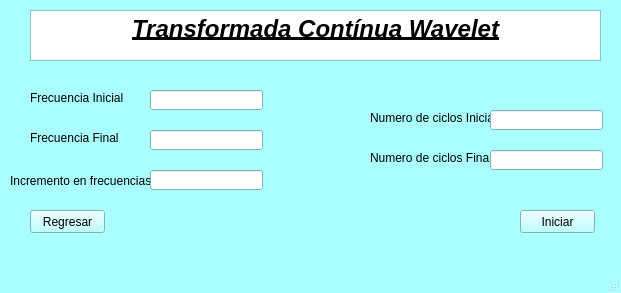
This is MenuWB.ui in AndresMSE/IF---Interfaz as Qt 5 draws it before an edit. The edited form follows.
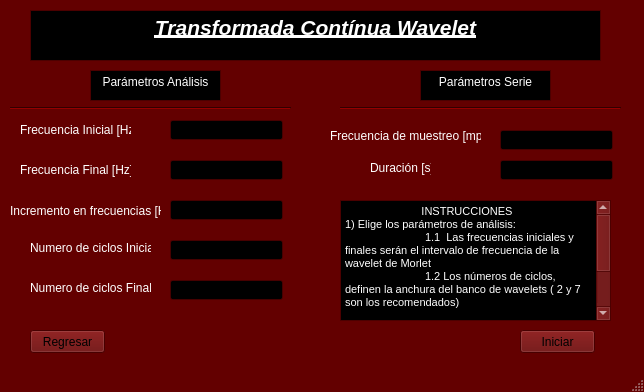
This is the edited form.

```diff
--- a/MenuWB.ui
+++ b/MenuWB.ui
@@ -6,8 +6,8 @@
    <rect>
     <x>0</x>
     <y>0</y>
-    <width>621</width>
-    <height>293</height>
+    <width>644</width>
+    <height>392</height>
    </rect>
   </property>
   <property name="palette">
@@ -16,54 +16,54 @@
      <colorrole role="WindowText">
       <brush brushstyle="SolidPattern">
        <color alpha="255">
-        <red>0</red>
-        <green>0</green>
-        <blue>0</blue>
+        <red>255</red>
+        <green>255</green>
+        <blue>255</blue>
        </color>
       </brush>
      </colorrole>
      <colorrole role="Button">
       <brush brushstyle="SolidPattern">
        <color alpha="255">
-        <red>170</red>
-        <green>255</green>
-        <blue>255</blue>
+        <red>99</red>
+        <green>0</green>
+        <blue>0</blue>
        </color>
       </brush>
      </colorrole>
      <colorrole role="Light">
       <brush brushstyle="SolidPattern">
        <color alpha="255">
-        <red>255</red>
-        <green>255</green>
-        <blue>255</blue>
+        <red>149</red>
+        <green>0</green>
+        <blue>0</blue>
        </color>
       </brush>
      </colorrole>
      <colorrole role="Midlight">
       <brush brushstyle="SolidPattern">
        <color alpha="255">
-        <red>212</red>
-        <green>255</green>
-        <blue>255</blue>
+        <red>124</red>
+        <green>0</green>
+        <blue>0</blue>
        </color>
       </brush>
      </colorrole>
      <colorrole role="Dark">
       <brush brushstyle="SolidPattern">
        <color alpha="255">
-        <red>85</red>
-        <green>127</green>
-        <blue>127</blue>
+        <red>49</red>
+        <green>0</green>
+        <blue>0</blue>
        </color>
       </brush>
      </colorrole>
      <colorrole role="Mid">
       <brush brushstyle="SolidPattern">
        <color alpha="255">
-        <red>113</red>
-        <green>170</green>
-        <blue>170</blue>
+        <red>66</red>
+        <green>0</green>
+        <blue>0</blue>
        </color>
       </brush>
      </colorrole>
@@ -79,9 +79,9 @@
      <colorrole role="BrightText">
       <brush brushstyle="SolidPattern">
        <color alpha="255">
-        <red>255</red>
-        <green>255</green>
-        <blue>255</blue>
+        <red>0</red>
+        <green>0</green>
+        <blue>0</blue>
        </color>
       </brush>
      </colorrole>
@@ -97,18 +97,18 @@
      <colorrole role="Base">
       <brush brushstyle="SolidPattern">
        <color alpha="255">
-        <red>255</red>
-        <green>255</green>
-        <blue>255</blue>
+        <red>0</red>
+        <green>0</green>
+        <blue>0</blue>
        </color>
       </brush>
      </colorrole>
      <colorrole role="Window">
       <brush brushstyle="SolidPattern">
        <color alpha="255">
-        <red>170</red>
-        <green>255</green>
-        <blue>255</blue>
+        <red>99</red>
+        <green>0</green>
+        <blue>0</blue>
        </color>
       </brush>
      </colorrole>
@@ -124,9 +124,9 @@
      <colorrole role="AlternateBase">
       <brush brushstyle="SolidPattern">
        <color alpha="255">
-        <red>212</red>
-        <green>255</green>
-        <blue>255</blue>
+        <red>49</red>
+        <green>0</green>
+        <blue>0</blue>
        </color>
       </brush>
      </colorrole>
@@ -153,54 +153,54 @@
      <colorrole role="WindowText">
       <brush brushstyle="SolidPattern">
        <color alpha="255">
-        <red>0</red>
-        <green>0</green>
-        <blue>0</blue>
+        <red>255</red>
+        <green>255</green>
+        <blue>255</blue>
        </color>
       </brush>
      </colorrole>
      <colorrole role="Button">
       <brush brushstyle="SolidPattern">
        <color alpha="255">
-        <red>170</red>
-        <green>255</green>
-        <blue>255</blue>
+        <red>99</red>
+        <green>0</green>
+        <blue>0</blue>
        </color>
       </brush>
      </colorrole>
      <colorrole role="Light">
       <brush brushstyle="SolidPattern">
        <color alpha="255">
-        <red>255</red>
-        <green>255</green>
-        <blue>255</blue>
+        <red>149</red>
+        <green>0</green>
+        <blue>0</blue>
        </color>
       </brush>
      </colorrole>
      <colorrole role="Midlight">
       <brush brushstyle="SolidPattern">
        <color alpha="255">
-        <red>212</red>
-        <green>255</green>
-        <blue>255</blue>
+        <red>124</red>
+        <green>0</green>
+        <blue>0</blue>
        </color>
       </brush>
      </colorrole>
      <colorrole role="Dark">
       <brush brushstyle="SolidPattern">
        <color alpha="255">
-        <red>85</red>
-        <green>127</green>
-        <blue>127</blue>
+        <red>49</red>
+        <green>0</green>
+        <blue>0</blue>
        </color>
       </brush>
      </colorrole>
      <colorrole role="Mid">
       <brush brushstyle="SolidPattern">
        <color alpha="255">
-        <red>113</red>
-        <green>170</green>
-        <blue>170</blue>
+        <red>66</red>
+        <green>0</green>
+        <blue>0</blue>
        </color>
       </brush>
      </colorrole>
@@ -216,9 +216,9 @@
      <colorrole role="BrightText">
       <brush brushstyle="SolidPattern">
        <color alpha="255">
-        <red>255</red>
-        <green>255</green>
-        <blue>255</blue>
+        <red>0</red>
+        <green>0</green>
+        <blue>0</blue>
        </color>
       </brush>
      </colorrole>
@@ -234,18 +234,18 @@
      <colorrole role="Base">
       <brush brushstyle="SolidPattern">
        <color alpha="255">
-        <red>255</red>
-        <green>255</green>
-        <blue>255</blue>
+        <red>0</red>
+        <green>0</green>
+        <blue>0</blue>
        </color>
       </brush>
      </colorrole>
      <colorrole role="Window">
       <brush brushstyle="SolidPattern">
        <color alpha="255">
-        <red>170</red>
-        <green>255</green>
-        <blue>255</blue>
+        <red>99</red>
+        <green>0</green>
+        <blue>0</blue>
        </color>
       </brush>
      </colorrole>
@@ -261,9 +261,9 @@
      <colorrole role="AlternateBase">
       <brush brushstyle="SolidPattern">
        <color alpha="255">
-        <red>212</red>
-        <green>255</green>
-        <blue>255</blue>
+        <red>49</red>
+        <green>0</green>
+        <blue>0</blue>
        </color>
       </brush>
      </colorrole>
@@ -290,99 +290,99 @@
      <colorrole role="WindowText">
       <brush brushstyle="SolidPattern">
        <color alpha="255">
-        <red>85</red>
-        <green>127</green>
-        <blue>127</blue>
+        <red>49</red>
+        <green>0</green>
+        <blue>0</blue>
        </color>
       </brush>
      </colorrole>
      <colorrole role="Button">
       <brush brushstyle="SolidPattern">
        <color alpha="255">
-        <red>170</red>
-        <green>255</green>
-        <blue>255</blue>
+        <red>99</red>
+        <green>0</green>
+        <blue>0</blue>
        </color>
       </brush>
      </colorrole>
      <colorrole role="Light">
       <brush brushstyle="SolidPattern">
        <color alpha="255">
-        <red>255</red>
-        <green>255</green>
-        <blue>255</blue>
+        <red>149</red>
+        <green>0</green>
+        <blue>0</blue>
        </color>
       </brush>
      </colorrole>
      <colorrole role="Midlight">
       <brush brushstyle="SolidPattern">
        <color alpha="255">
-        <red>212</red>
-        <green>255</green>
-        <blue>255</blue>
+        <red>124</red>
+        <green>0</green>
+        <blue>0</blue>
        </color>
       </brush>
      </colorrole>
      <colorrole role="Dark">
       <brush brushstyle="SolidPattern">
        <color alpha="255">
-        <red>85</red>
-        <green>127</green>
-        <blue>127</blue>
+        <red>49</red>
+        <green>0</green>
+        <blue>0</blue>
        </color>
       </brush>
      </colorrole>
      <colorrole role="Mid">
       <brush brushstyle="SolidPattern">
        <color alpha="255">
-        <red>113</red>
-        <green>170</green>
-        <blue>170</blue>
+        <red>66</red>
+        <green>0</green>
+        <blue>0</blue>
        </color>
       </brush>
      </colorrole>
      <colorrole role="Text">
       <brush brushstyle="SolidPattern">
        <color alpha="255">
-        <red>85</red>
-        <green>127</green>
-        <blue>127</blue>
+        <red>49</red>
+        <green>0</green>
+        <blue>0</blue>
        </color>
       </brush>
      </colorrole>
      <colorrole role="BrightText">
       <brush brushstyle="SolidPattern">
        <color alpha="255">
-        <red>255</red>
-        <green>255</green>
-        <blue>255</blue>
+        <red>0</red>
+        <green>0</green>
+        <blue>0</blue>
        </color>
       </brush>
      </colorrole>
      <colorrole role="ButtonText">
       <brush brushstyle="SolidPattern">
        <color alpha="255">
-        <red>85</red>
-        <green>127</green>
-        <blue>127</blue>
+        <red>49</red>
+        <green>0</green>
+        <blue>0</blue>
        </color>
       </brush>
      </colorrole>
      <colorrole role="Base">
       <brush brushstyle="SolidPattern">
        <color alpha="255">
-        <red>170</red>
-        <green>255</green>
-        <blue>255</blue>
+        <red>99</red>
+        <green>0</green>
+        <blue>0</blue>
        </color>
       </brush>
      </colorrole>
      <colorrole role="Window">
       <brush brushstyle="SolidPattern">
        <color alpha="255">
-        <red>170</red>
-        <green>255</green>
-        <blue>255</blue>
+        <red>99</red>
+        <green>0</green>
+        <blue>0</blue>
        </color>
       </brush>
      </colorrole>
@@ -398,9 +398,9 @@
      <colorrole role="AlternateBase">
       <brush brushstyle="SolidPattern">
        <color alpha="255">
-        <red>170</red>
-        <green>255</green>
-        <blue>255</blue>
+        <red>99</red>
+        <green>0</green>
+        <blue>0</blue>
        </color>
       </brush>
      </colorrole>
@@ -432,54 +432,60 @@
    <widget class="QLabel" name="label">
     <property name="geometry">
      <rect>
-      <x>30</x>
-      <y>90</y>
-      <width>101</width>
-      <height>16</height>
+      <x>20</x>
+      <y>120</y>
+      <width>111</width>
+      <height>20</height>
      </rect>
     </property>
     <property name="text">
-     <string>Frecuencia Inicial</string>
+     <string>Frecuencia Inicial [Hz]</string>
     </property>
    </widget>
    <widget class="QLineEdit" name="FrecuenciaInicial">
     <property name="geometry">
      <rect>
-      <x>150</x>
-      <y>90</y>
+      <x>170</x>
+      <y>120</y>
       <width>113</width>
       <height>20</height>
      </rect>
     </property>
+    <property name="clearButtonEnabled">
+     <bool>true</bool>
+    </property>
    </widget>
    <widget class="QLabel" name="label_3">
     <property name="geometry">
      <rect>
-      <x>30</x>
-      <y>130</y>
-      <width>101</width>
-      <height>16</height>
+      <x>20</x>
+      <y>160</y>
+      <width>111</width>
+      <height>20</height>
      </rect>
     </property>
     <property name="text">
-     <string>Frecuencia Final</string>
+     <string>Frecuencia Final [Hz]</string>
     </property>
    </widget>
    <widget class="QLineEdit" name="FrecuenciaFinal">
     <property name="geometry">
      <rect>
-      <x>150</x>
-      <y>130</y>
+      <x>170</x>
+      <y>160</y>
       <width>113</width>
       <height>20</height>
      </rect>
     </property>
+    <property name="clearButtonEnabled">
+     <bool>true</bool>
+    </property>
    </widget>
    <widget class="QLabel" name="label_4">
     <property name="geometry">
      <rect>
-      <x>370</x>
-      <y>110</y>
+      <x>30</x>
+      <y>240</y>
       <width>121</width>
       <height>16</height>
      </rect>
@@ -491,8 +497,8 @@
    <widget class="QLabel" name="label_5">
     <property name="geometry">
      <rect>
-      <x>370</x>
-      <y>150</y>
+      <x>30</x>
+      <y>280</y>
       <width>121</width>
       <height>16</height>
      </rect>
@@ -504,55 +510,101 @@
    <widget class="QLineEdit" name="CicloInicial">
     <property name="geometry">
      <rect>
-      <x>490</x>
-      <y>110</y>
+      <x>170</x>
+      <y>240</y>
       <width>113</width>
       <height>20</height>
      </rect>
     </property>
+    <property name="clearButtonEnabled">
+     <bool>true</bool>
+    </property>
    </widget>
    <widget class="QLineEdit" name="CiclosFinal">
     <property name="geometry">
      <rect>
-      <x>490</x>
-      <y>150</y>
+      <x>170</x>
+      <y>280</y>
       <width>113</width>
       <height>20</height>
      </rect>
     </property>
+    <property name="clearButtonEnabled">
+     <bool>true</bool>
+    </property>
    </widget>
    <widget class="QLabel" name="label_2">
     <property name="geometry">
      <rect>
       <x>10</x>
-      <y>170</y>
-      <width>141</width>
+      <y>200</y>
+      <width>151</width>
       <height>21</height>
      </rect>
     </property>
     <property name="text">
-     <string>Incremento en frecuencias</string>
+     <string>Incremento en frecuencias [Hz]</string>
     </property>
    </widget>
    <widget class="QLineEdit" name="IncrementoFrecuencias">
     <property name="geometry">
      <rect>
-      <x>150</x>
-      <y>170</y>
+      <x>170</x>
+      <y>200</y>
       <width>113</width>
       <height>20</height>
      </rect>
     </property>
+    <property name="clearButtonEnabled">
+     <bool>true</bool>
+    </property>
    </widget>
    <widget class="QPushButton" name="Aceptar">
     <property name="geometry">
      <rect>
       <x>520</x>
-      <y>210</y>
+      <y>330</y>
       <width>75</width>
       <height>23</height>
      </rect>
     </property>
+    <property name="palette">
+     <palette>
+      <active>
+       <colorrole role="ButtonText">
+        <brush brushstyle="SolidPattern">
+         <color alpha="255">
+          <red>0</red>
+          <green>0</green>
+          <blue>0</blue>
+         </color>
+        </brush>
+       </colorrole>
+      </active>
+      <inactive>
+       <colorrole role="ButtonText">
+        <brush brushstyle="SolidPattern">
+         <color alpha="255">
+          <red>0</red>
+          <green>0</green>
+          <blue>0</blue>
+         </color>
+        </brush>
+       </colorrole>
+      </inactive>
+      <disabled>
+       <colorrole role="ButtonText">
+        <brush brushstyle="SolidPattern">
+         <color alpha="255">
+          <red>42</red>
+          <green>0</green>
+          <blue>0</blue>
+         </color>
+        </brush>
+       </colorrole>
+      </disabled>
+     </palette>
+    </property>
     <property name="text">
      <string>Iniciar</string>
     </property>
@@ -561,11 +613,75 @@
     <property name="geometry">
      <rect>
       <x>30</x>
-      <y>210</y>
+      <y>330</y>
       <width>75</width>
       <height>23</height>
      </rect>
     </property>
+    <property name="palette">
+     <palette>
+      <active>
+       <colorrole role="Text">
+        <brush brushstyle="SolidPattern">
+         <color alpha="255">
+          <red>0</red>
+          <green>0</green>
+          <blue>0</blue>
+         </color>
+        </brush>
+       </colorrole>
+       <colorrole role="ButtonText">
+        <brush brushstyle="SolidPattern">
+         <color alpha="255">
+          <red>0</red>
+          <green>0</green>
+          <blue>0</blue>
+         </color>
+        </brush>
+       </colorrole>
+      </active>
+      <inactive>
+       <colorrole role="Text">
+        <brush brushstyle="SolidPattern">
+         <color alpha="255">
+          <red>0</red>
+          <green>0</green>
+          <blue>0</blue>
+         </color>
+        </brush>
+       </colorrole>
+       <colorrole role="ButtonText">
+        <brush brushstyle="SolidPattern">
+         <color alpha="255">
+          <red>0</red>
+          <green>0</green>
+          <blue>0</blue>
+         </color>
+        </brush>
+       </colorrole>
+      </inactive>
+      <disabled>
+       <colorrole role="Text">
+        <brush brushstyle="SolidPattern">
+         <color alpha="255">
+          <red>42</red>
+          <green>0</green>
+          <blue>0</blue>
+         </color>
+        </brush>
+       </colorrole>
+       <colorrole role="ButtonText">
+        <brush brushstyle="SolidPattern">
+         <color alpha="255">
+          <red>42</red>
+          <green>0</green>
+          <blue>0</blue>
+         </color>
+        </brush>
+       </colorrole>
+      </disabled>
+     </palette>
+    </property>
     <property name="text">
      <string>Regresar</string>
     </property>
@@ -584,7 +700,145 @@
 &lt;html&gt;&lt;head&gt;&lt;meta name=&quot;qrichtext&quot; content=&quot;1&quot; /&gt;&lt;style type=&quot;text/css&quot;&gt;
 p, li { white-space: pre-wrap; }
 &lt;/style&gt;&lt;/head&gt;&lt;body style=&quot; font-family:'MS Shell Dlg 2'; font-size:8.25pt; font-weight:400; font-style:normal;&quot;&gt;
-&lt;p align=&quot;center&quot; style=&quot; margin-top:0px; margin-bottom:0px; margin-left:0px; margin-right:0px; -qt-block-indent:0; text-indent:0px;&quot;&gt;&lt;span style=&quot; font-size:18pt; font-weight:600; font-style:italic; text-decoration: underline;&quot;&gt;Transformada Contínua Wavelet&lt;/span&gt;&lt;/p&gt;&lt;/body&gt;&lt;/html&gt;</string>
+&lt;p align=&quot;center&quot; style=&quot; margin-top:0px; margin-bottom:0px; margin-left:0px; margin-right:0px; -qt-block-indent:0; text-indent:0px;&quot;&gt;&lt;a href=&quot;https://github.com/AndresMSE/PP-EEG_Analysis/tree/main/M%C3%B3dulo%20A%20-%20Transformada%20Cont%C3%ADnua%20Wavelet&quot;&gt;&lt;span style=&quot; font-size:16pt; font-weight:600; font-style:italic; text-decoration: underline; color:#ffffff;&quot;&gt;Transformada Contínua Wavelet&lt;/span&gt;&lt;/a&gt;&lt;/p&gt;&lt;/body&gt;&lt;/html&gt;</string>
+    </property>
+   </widget>
+   <widget class="Line" name="line">
+    <property name="geometry">
+     <rect>
+      <x>10</x>
+      <y>100</y>
+      <width>281</width>
+      <height>16</height>
+     </rect>
+    </property>
+    <property name="orientation">
+     <enum>Qt::Horizontal</enum>
+    </property>
+   </widget>
+   <widget class="QTextBrowser" name="textBrowser_2">
+    <property name="geometry">
+     <rect>
+      <x>90</x>
+      <y>70</y>
+      <width>131</width>
+      <height>31</height>
+     </rect>
+    </property>
+    <property name="html">
+     <string>&lt;!DOCTYPE HTML PUBLIC &quot;-//W3C//DTD HTML 4.0//EN&quot; &quot;http://www.w3.org/TR/REC-html40/strict.dtd&quot;&gt;
+&lt;html&gt;&lt;head&gt;&lt;meta name=&quot;qrichtext&quot; content=&quot;1&quot; /&gt;&lt;style type=&quot;text/css&quot;&gt;
+p, li { white-space: pre-wrap; }
+&lt;/style&gt;&lt;/head&gt;&lt;body style=&quot; font-family:'MS Shell Dlg 2'; font-size:8.25pt; font-weight:400; font-style:normal;&quot;&gt;
+&lt;p align=&quot;center&quot; style=&quot; margin-top:0px; margin-bottom:0px; margin-left:0px; margin-right:0px; -qt-block-indent:0; text-indent:0px;&quot;&gt;&lt;span style=&quot; font-size:9pt; color:#ffffff;&quot;&gt;Parámetros Análisis&lt;/span&gt;&lt;/p&gt;&lt;/body&gt;&lt;/html&gt;</string>
+    </property>
+   </widget>
+   <widget class="QTextBrowser" name="textBrowser_3">
+    <property name="geometry">
+     <rect>
+      <x>420</x>
+      <y>70</y>
+      <width>131</width>
+      <height>31</height>
+     </rect>
+    </property>
+    <property name="html">
+     <string>&lt;!DOCTYPE HTML PUBLIC &quot;-//W3C//DTD HTML 4.0//EN&quot; &quot;http://www.w3.org/TR/REC-html40/strict.dtd&quot;&gt;
+&lt;html&gt;&lt;head&gt;&lt;meta name=&quot;qrichtext&quot; content=&quot;1&quot; /&gt;&lt;style type=&quot;text/css&quot;&gt;
+p, li { white-space: pre-wrap; }
+&lt;/style&gt;&lt;/head&gt;&lt;body style=&quot; font-family:'MS Shell Dlg 2'; font-size:8.25pt; font-weight:400; font-style:normal;&quot;&gt;
+&lt;p align=&quot;center&quot; style=&quot; margin-top:0px; margin-bottom:0px; margin-left:0px; margin-right:0px; -qt-block-indent:0; text-indent:0px;&quot;&gt;&lt;span style=&quot; font-size:9pt; color:#ffffff;&quot;&gt;Parámetros Serie&lt;/span&gt;&lt;/p&gt;&lt;/body&gt;&lt;/html&gt;</string>
+    </property>
+   </widget>
+   <widget class="Line" name="line_2">
+    <property name="geometry">
+     <rect>
+      <x>340</x>
+      <y>100</y>
+      <width>281</width>
+      <height>16</height>
+     </rect>
+    </property>
+    <property name="orientation">
+     <enum>Qt::Horizontal</enum>
+    </property>
+   </widget>
+   <widget class="QLabel" name="label_6">
+    <property name="geometry">
+     <rect>
+      <x>330</x>
+      <y>120</y>
+      <width>151</width>
+      <height>31</height>
+     </rect>
+    </property>
+    <property name="text">
+     <string>Frecuencia de muestreo [mps]</string>
+    </property>
+   </widget>
+   <widget class="QLabel" name="label_7">
+    <property name="geometry">
+     <rect>
+      <x>370</x>
+      <y>160</y>
+      <width>61</width>
+      <height>16</height>
+     </rect>
+    </property>
+    <property name="text">
+     <string>Duración [s]</string>
+    </property>
+   </widget>
+   <widget class="QLineEdit" name="frecm">
+    <property name="geometry">
+     <rect>
+      <x>500</x>
+      <y>130</y>
+      <width>113</width>
+      <height>20</height>
+     </rect>
+    </property>
+    <property name="clearButtonEnabled">
+     <bool>true</bool>
+    </property>
+   </widget>
+   <widget class="QLineEdit" name="duracion">
+    <property name="geometry">
+     <rect>
+      <x>500</x>
+      <y>160</y>
+      <width>113</width>
+      <height>20</height>
+     </rect>
+    </property>
+    <property name="clearButtonEnabled">
+     <bool>true</bool>
+    </property>
+   </widget>
+   <widget class="QTextBrowser" name="textBrowser_4">
+    <property name="geometry">
+     <rect>
+      <x>340</x>
+      <y>200</y>
+      <width>271</width>
+      <height>121</height>
+     </rect>
+    </property>
+    <property name="html">
+     <string>&lt;!DOCTYPE HTML PUBLIC &quot;-//W3C//DTD HTML 4.0//EN&quot; &quot;http://www.w3.org/TR/REC-html40/strict.dtd&quot;&gt;
+&lt;html&gt;&lt;head&gt;&lt;meta name=&quot;qrichtext&quot; content=&quot;1&quot; /&gt;&lt;style type=&quot;text/css&quot;&gt;
+p, li { white-space: pre-wrap; }
+&lt;/style&gt;&lt;/head&gt;&lt;body style=&quot; font-family:'MS Shell Dlg 2'; font-size:8.25pt; font-weight:400; font-style:normal;&quot;&gt;
+&lt;p align=&quot;center&quot; style=&quot; margin-top:0px; margin-bottom:0px; margin-left:0px; margin-right:0px; -qt-block-indent:0; text-indent:0px;&quot;&gt;&lt;span style=&quot; color:#ffffff;&quot;&gt;INSTRUCCIONES &lt;/span&gt;&lt;/p&gt;
+&lt;p style=&quot; margin-top:0px; margin-bottom:0px; margin-left:0px; margin-right:0px; -qt-block-indent:0; text-indent:0px;&quot;&gt;&lt;span style=&quot; color:#ffffff;&quot;&gt;1) Elige los parámetros de análisis:&lt;/span&gt;&lt;/p&gt;
+&lt;p style=&quot; margin-top:0px; margin-bottom:0px; margin-left:0px; margin-right:0px; -qt-block-indent:0; text-indent:0px;&quot;&gt;&lt;span style=&quot; color:#ffffff;&quot;&gt;	1.1  Las frecuencias iniciales y finales serán el intervalo de frecuencia de la wavelet de Morlet&lt;/span&gt;&lt;/p&gt;
+&lt;p style=&quot; margin-top:0px; margin-bottom:0px; margin-left:0px; margin-right:0px; -qt-block-indent:0; text-indent:0px;&quot;&gt;&lt;span style=&quot; color:#ffffff;&quot;&gt;	1.2 Los números de ciclos, definen la anchura del banco de wavelets ( 2 y 7 son los recomendados)&lt;/span&gt;&lt;/p&gt;
+&lt;p style=&quot;-qt-paragraph-type:empty; margin-top:0px; margin-bottom:0px; margin-left:0px; margin-right:0px; -qt-block-indent:0; text-indent:0px; color:#ffffff;&quot;&gt;&lt;br /&gt;&lt;/p&gt;
+&lt;p style=&quot; margin-top:0px; margin-bottom:0px; margin-left:0px; margin-right:0px; -qt-block-indent:0; text-indent:0px;&quot;&gt;&lt;span style=&quot; color:#ffffff;&quot;&gt;2) Añade los parámetros de la serie &lt;/span&gt;&lt;/p&gt;
+&lt;p style=&quot;-qt-paragraph-type:empty; margin-top:0px; margin-bottom:0px; margin-left:0px; margin-right:0px; -qt-block-indent:0; text-indent:0px; color:#ffffff;&quot;&gt;&lt;br /&gt;&lt;/p&gt;
+&lt;p style=&quot; margin-top:0px; margin-bottom:0px; margin-left:0px; margin-right:0px; -qt-block-indent:0; text-indent:0px;&quot;&gt;&lt;span style=&quot; color:#ffffff;&quot;&gt;3) Presiona  iniciar&lt;/span&gt;&lt;/p&gt;
+&lt;p style=&quot;-qt-paragraph-type:empty; margin-top:0px; margin-bottom:0px; margin-left:0px; margin-right:0px; -qt-block-indent:0; text-indent:0px; color:#ffffff;&quot;&gt;&lt;br /&gt;&lt;/p&gt;
+&lt;p style=&quot;-qt-paragraph-type:empty; margin-top:0px; margin-bottom:0px; margin-left:0px; margin-right:0px; -qt-block-indent:0; text-indent:0px; color:#ffffff;&quot;&gt;&lt;br /&gt;&lt;/p&gt;&lt;/body&gt;&lt;/html&gt;</string>
     </property>
    </widget>
   </widget>
```
Left out of the diff: 15 changed lines with no effect on the pictures.
